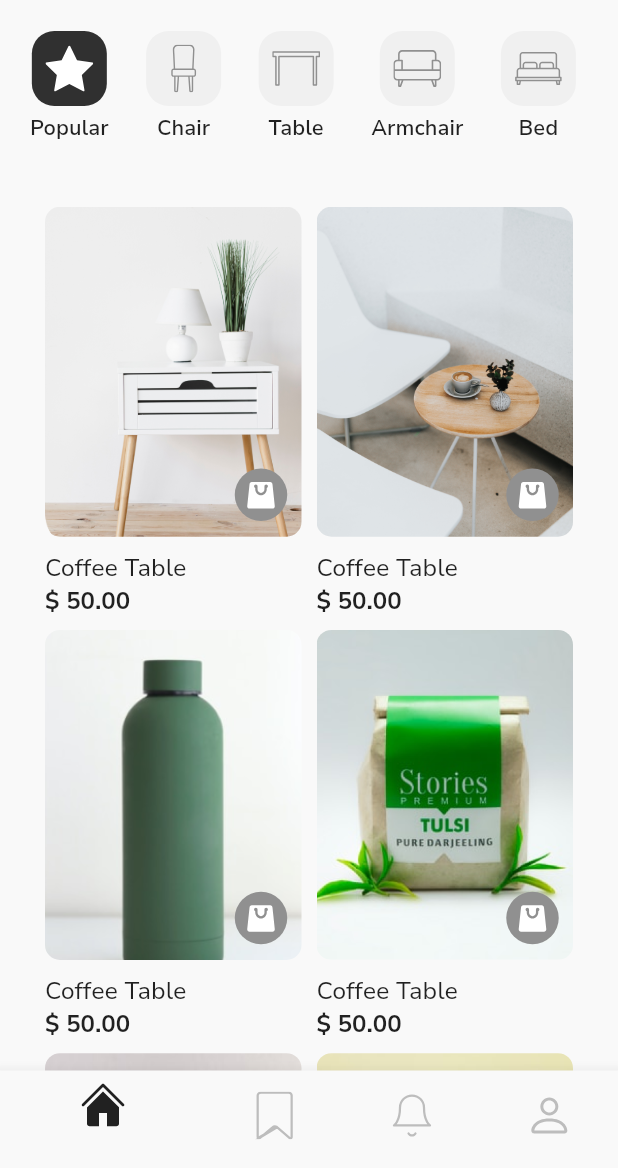
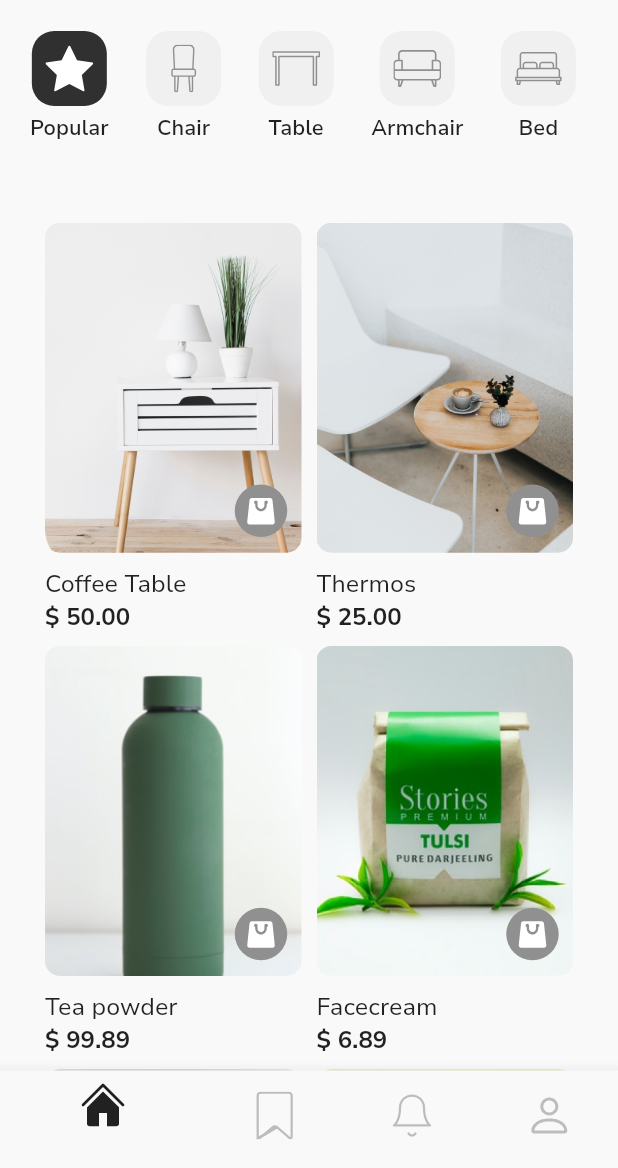
Before and after one commit to Nasibali144/furniture_app, a Flutter app: the HomeScreen screen opened by its route, on a phone screen of 412 x 824 dp, the part 68-1236 px from its top. Run offline on Flutter 3.47's test engine with Material 2 defaults, Android fonts, the phone set to English and light mode, and no system bars; our stand-ins replace flutter_rating_bar, flutter_svg; Roboto replaces fonts that are missing (Gelasio).

Commit message:
Ninth commit

```diff
--- /dev/null
+++ b/lib/controllers/home_screen_controller.dart
@@ -0,0 +1,45 @@
+import 'package:flutter/cupertino.dart';
+import 'package:furniture_app/controllers/base_controller.dart';
+import 'package:furniture_app/screens/cart_screen.dart';
+import 'package:furniture_app/screens/product_screen.dart';
+
+class HomeController extends BaseController {
+  int initialCategoryPage = 0;
+  int initialPage = 0;
+  PageController pageController;
+
+  void Function(void Function())? updater;
+  bool isLoading = false;
+
+  HomeController({this.updater,required this.pageController});
+
+
+  void buttonTabBar(int index) {
+
+    initialCategoryPage = index;
+    updater!(() {});
+  }
+
+  void buttonNavigationBar(int index) {
+    initialPage = index;
+    pageController.jumpToPage(initialPage);
+    updater!(() {});
+  }
+
+  void buttonPageView(int index) {
+    initialPage = index;
+    updater!(() {});
+  }
+
+  void buttonProduct(BuildContext context) {
+    Navigator.of(context).pushNamed(ProductScreen.id);
+  }
+
+  void buttonCard(BuildContext context) {
+    Navigator.of(context).pushNamed(ProductScreen.id);
+  }
+
+  void buttonAppBarCard(BuildContext context) {
+    Navigator.of(context).pushNamed(CartScreen.id);
+  }
+}
--- a/lib/screens/home_screen.dart
+++ b/lib/screens/home_screen.dart
@@ -1,12 +1,12 @@
 import 'package:flutter/material.dart';
+import 'package:furniture_app/controllers/home_screen_controller.dart';
 import 'package:furniture_app/screens/favorite_screen.dart';
+import 'package:furniture_app/screens/notification_screen.dart';
+import 'package:furniture_app/screens/profile_screen.dart';
 import 'package:furniture_app/views/home_components/app_bar_button.dart';
 import 'package:furniture_app/views/home_components/bottom_navigation_bar.dart';
 import 'package:furniture_app/views/home_components/products_components.dart';
 import 'package:furniture_app/views/home_components/tab_bar_components.dart';
-
-import 'notification_screen.dart';
-import 'profile_screen.dart';
 
 class HomeScreen extends StatefulWidget {
   static const id = "/home";
@@ -18,44 +18,64 @@ class HomeScreen extends StatefulWidget {
 }
 
 class _HomeScreenState extends State<HomeScreen> {
+  late final HomeController controller;
+  late final PageController pageController;
+
+  @override
+  void initState() {
+    pageController = PageController();
+    controller = HomeController(updater: setState, pageController: pageController);
+    super.initState();
+  }
+  @override
+  Widget build(BuildContext context) {
+    return Scaffold(
+      body: PageView(
+        controller: pageController,
+        onPageChanged: (index) => controller.buttonPageView(index),
+        children:  [
+          MainPage(controller: controller),
+          const FavoriteScreen(),
+          const NotificationScreen(),
+          const ProfileScreen(),
+        ],
+      ),
+      bottomNavigationBar:  CustomBottomNavigationBar(controller: controller),
+    );
+  }
+}
+
+class MainPage extends StatefulWidget {
+  final HomeController controller;
+
+  const MainPage({Key? key, required this.controller}) : super(key: key);
+
+  @override
+  State<MainPage> createState() => _MainPageState();
+}
+
+class _MainPageState extends State<MainPage> {
+
+
 
   @override
   Widget build(BuildContext context) {
     return Scaffold(
-      body: PageView(
-        children: const [
-          MainPage(),
-          FavoriteScreen(),
-          NotificationScreen(),
-          ProfileScreen(),
-        ],
-      ),
-      bottomNavigationBar: const CustomBottomNavigationBar(),
-    );
-  }
-}
-
-class MainPage extends StatelessWidget {
-  const MainPage({Key? key}) : super(key: key);
-
-  @override
-  Widget build(BuildContext context) {
-    return const Scaffold(
-      appBar: CustomAppBar(),
+      appBar:  CustomAppBar(controller: widget.controller),
       body: Column(
         children: [
           Expanded(
             flex: 2,
             child: Padding(
-              padding: EdgeInsets.only(left: 20, top: 10 ,right: 20),
-              child: TabBarComponents(),
+              padding: const EdgeInsets.only(left: 20, top: 10, right: 20),
+              child: TabBarComponents(controller: widget.controller),
             ),
           ),
           Expanded(
-            flex: 10,
+            flex: 9,
             child: Padding(
-              padding: EdgeInsets.only(left: 20, right: 20),
-              child: CustomProduct(),
+              padding: const EdgeInsets.only(left: 20, right: 20),
+              child: CustomProduct(controller: widget.controller,),
             ),
           ),
         ],
--- a/lib/views/home_components/app_bar_button.dart
+++ b/lib/views/home_components/app_bar_button.dart
@@ -1,12 +1,13 @@
 import 'package:flutter/material.dart';
-import 'package:furniture_app/screens/cart_screen.dart';
+import 'package:furniture_app/controllers/home_screen_controller.dart';
 import 'package:furniture_app/services/constants/colors.dart';
 import 'package:furniture_app/services/constants/strings.dart';
 import 'package:furniture_app/services/constants/svg_icons.dart';
 import 'package:furniture_app/services/theme/text_styles.dart';
 
 class CustomAppBar extends StatefulWidget implements PreferredSizeWidget {
-  const CustomAppBar({Key? key}) : super(key: key);
+  final HomeController controller;
+  const CustomAppBar({Key? key , required this.controller}) : super(key: key);
 
   @override
   State<CustomAppBar> createState() => _CustomAppBarState();
@@ -47,9 +48,7 @@ class _CustomAppBarState extends State<CustomAppBar> {
       elevation: 0,
       actions: [
         GestureDetector(
-          onTap: () {
-            Navigator.of(context).pushNamed(CartScreen.id);
-          },
+          onTap: () => widget.controller.buttonAppBarCard(context),
           child: Padding(
             padding: const EdgeInsets.all(15),
             child: SvgIcon.cart,
--- a/lib/views/home_components/bottom_navigation_bar.dart
+++ b/lib/views/home_components/bottom_navigation_bar.dart
@@ -1,28 +1,26 @@
 import 'package:flutter/material.dart';
+import 'package:furniture_app/controllers/home_screen_controller.dart';
 import 'package:furniture_app/services/constants/svg_icons.dart';
 
 class CustomBottomNavigationBar extends StatefulWidget {
-  const CustomBottomNavigationBar({Key? key}) : super(key: key);
+  final HomeController controller;
+  const CustomBottomNavigationBar({Key? key , required this.controller}) : super(key: key);
 
   @override
   State<CustomBottomNavigationBar> createState() => _CustomBottomNavigationBarState();
 }
 
 class _CustomBottomNavigationBarState extends State<CustomBottomNavigationBar> {
-  int initialPage = 0;
+
   @override
   Widget build(BuildContext context) {
     return BottomNavigationBar(
-      onTap: (index) {
-        setState(() {
-          initialPage = index;
-        });
-      },
+      onTap: (page) => widget.controller.buttonNavigationBar(page),
       items: [
-        BottomNavigationBarItem(icon: initialPage == 0 ? SvgIcon.homeFill : SvgIcon.home, label: ''),
-        BottomNavigationBarItem(icon: initialPage == 1 ? SvgIcon.markerFill : SvgIcon.marker , label: ''),
-        BottomNavigationBarItem(icon: initialPage == 2 ? SvgIcon.bellFill : SvgIcon.bell, label: ''),
-        BottomNavigationBarItem(icon: initialPage == 3 ? SvgIcon.personFill : SvgIcon.person, label: ''),
+        BottomNavigationBarItem(icon: widget.controller.initialPage == 0 ? SvgIcon.homeFill : SvgIcon.home, label: ''),
+        BottomNavigationBarItem(icon: widget.controller.initialPage == 1 ? SvgIcon.markerFill : SvgIcon.marker , label: ''),
+        BottomNavigationBarItem(icon: widget.controller.initialPage == 2 ? SvgIcon.bellFill : SvgIcon.bell, label: ''),
+        BottomNavigationBarItem(icon: widget.controller.initialPage == 3 ? SvgIcon.personFill : SvgIcon.person, label: ''),
       ],
     );
   }
--- a/lib/views/home_components/products_components.dart
+++ b/lib/views/home_components/products_components.dart
@@ -1,20 +1,20 @@
 import 'package:flutter/material.dart';
-import 'package:furniture_app/screens/product_screen.dart';
+import 'package:furniture_app/controllers/home_screen_controller.dart';
 import 'package:furniture_app/services/constants/images.dart';
 import 'package:furniture_app/services/constants/svg_icons.dart';
 import 'package:furniture_app/views/home_components/products_widgets.dart';
 
 class CustomProduct extends StatefulWidget {
-  const CustomProduct({Key? key}) : super(key: key);
+  final HomeController controller;
+
+  const CustomProduct({Key? key, required this.controller}) : super(key: key);
 
   @override
   State<CustomProduct> createState() => _CustomProductState();
 }
 
 class _CustomProductState extends State<CustomProduct> {
-
   late final ScrollController scrollController;
-
   List<AppImage> list = [
     AppImage.product,
     AppImage.product1,
@@ -31,7 +31,39 @@ class _CustomProductState extends State<CustomProduct> {
     AppImage.product12,
     AppImage.product13,
   ];
-  List<String> title = [];
+  List<String> title = [
+    "Coffee Table",
+    "Thermos",
+    "Tea powder",
+    "Facecream",
+    "Sunscreen lotion",
+    "Apple Watch 3",
+    "Simple Desk",
+    "Mi backpack",
+    "Wooden table",
+    "Nike black Shoe",
+    "Black Simple Lamp",
+    "Sony headphone",
+    "Black Simple Lamp",
+    "Sony headphone",
+  ];
+
+  List<String> subTitle = [
+    "\$ 50.00",
+    "\$ 25.00",
+    "\$ 99.89",
+    "\$ 6.89",
+    "\$ 8.99",
+    "\$ 299.00",
+    "\$ 50.00",
+    "\$ 99.00",
+    "\$ 455.00",
+    "\$ 399.00",
+    "\$ 12.00",
+    "\$ 126.00",
+    "\$ 12.00",
+    "\$ 126.00",
+  ];
 
   @override
   void initState() {
@@ -56,16 +88,15 @@ class _CustomProductState extends State<CustomProduct> {
         childAspectRatio: 2 / 3.3,
       ),
       itemCount: list.length,
-      itemBuilder: (context, i) => CustomProductWidget(
-        onPressedProduct: () {
-          Navigator.of(context).pushNamed(ProductScreen.id);
-        },
-        imageProvider: list[i].img,
-        onPressedCart: () {},
-        widget: SvgIcon.bag,
-        title: "Coffee Table",
-        subTitle: "\$ 50.00",
-      ),
+      itemBuilder: (context, index) =>
+          CustomProductWidget(
+            onPressedProduct: () => widget.controller.buttonProduct(context),
+            imageProvider: list[index].img,
+            onPressedCart: () {},
+            widget: SvgIcon.bag,
+            title: title[index],
+            subTitle: subTitle[index],
+          ),
     );
   }
 }
--- a/lib/views/home_components/tab_bar_components.dart
+++ b/lib/views/home_components/tab_bar_components.dart
@@ -1,5 +1,6 @@
 import 'package:flutter/material.dart';
 import 'package:flutter_svg/svg.dart';
+import 'package:furniture_app/controllers/home_screen_controller.dart';
 import 'package:furniture_app/services/constants/colors.dart';
 import 'package:furniture_app/services/constants/strings.dart';
 import 'package:furniture_app/services/constants/svg_icons.dart';
@@ -7,16 +8,15 @@ import 'package:furniture_app/services/theme/text_styles.dart';
 import 'tab_bar_widgets.dart';
 
 class TabBarComponents extends StatefulWidget {
-  const TabBarComponents({Key? key}) : super(key: key);
+  final HomeController controller;
+  const TabBarComponents({Key? key, required this.controller}) : super(key: key);
 
   @override
   State<TabBarComponents> createState() => _TabBarComponentsState();
 }
 
 class _TabBarComponentsState extends State<TabBarComponents> {
-  late final ScrollController scrollController;
-  int initialPage = 0;
-
+ late final ScrollController scrollController;
   List<SvgPicture> listIcon = [
     SvgIcon.popular,
     SvgIcon.chair,
@@ -25,7 +25,6 @@ class _TabBarComponentsState extends State<TabBarComponents> {
     SvgIcon.bed,
     SvgIcon.lamp
   ];
-
   List<String> listTitle = [
     Strings.popular.text,
     Strings.chair.text,
@@ -40,7 +39,6 @@ class _TabBarComponentsState extends State<TabBarComponents> {
     super.initState();
     scrollController = ScrollController();
   }
-
   @override
   void dispose() {
     super.dispose();
@@ -56,20 +54,15 @@ class _TabBarComponentsState extends State<TabBarComponents> {
       primary: false,
       itemBuilder: (context, index) {
         return CustomTabBarWidget(
-          onPressed: () {
-            setState(() {
-              initialPage = index;
-            });
-          },
+          onPressed: () => widget.controller.buttonTabBar(index),
           text: listTitle[index],
           style: AppTextStyles.nunitoSansSemiBold14,
-          color: initialPage == index
-              ? AppColors.c303030.color
-              : AppColors.cF0F0F0.color,
+          color: widget.controller.initialCategoryPage == index ? AppColors.c303030.color : AppColors.cF0F0F0.color,
           widget: listIcon[index],
         );
       },
-      separatorBuilder: (context, index) => const SizedBox(width: 25),
+      separatorBuilder: (context,index) =>
+          const SizedBox(width: 25),
     );
   }
 }
```
